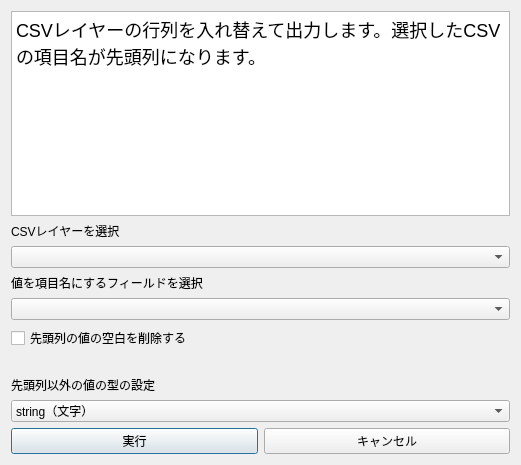
Above: sample_menu_01.ui from satoshi7190/columns-and-rows before the change. Below: the same form after it.
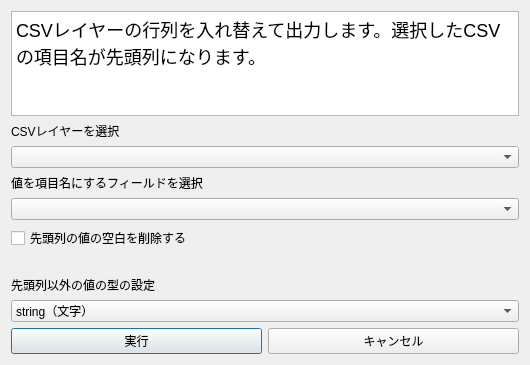
That is the form after the change. Custom widgets are drawn as their Qt base class.

```diff
--- a/sample_menu_01.ui
+++ b/sample_menu_01.ui
@@ -6,8 +6,8 @@
    <rect>
     <x>0</x>
     <y>0</y>
-    <width>521</width>
-    <height>465</height>
+    <width>530</width>
+    <height>365</height>
    </rect>
   </property>
   <property name="windowTitle">
```
Left out of the diff: 2 changed lines with no effect on the pictures.
